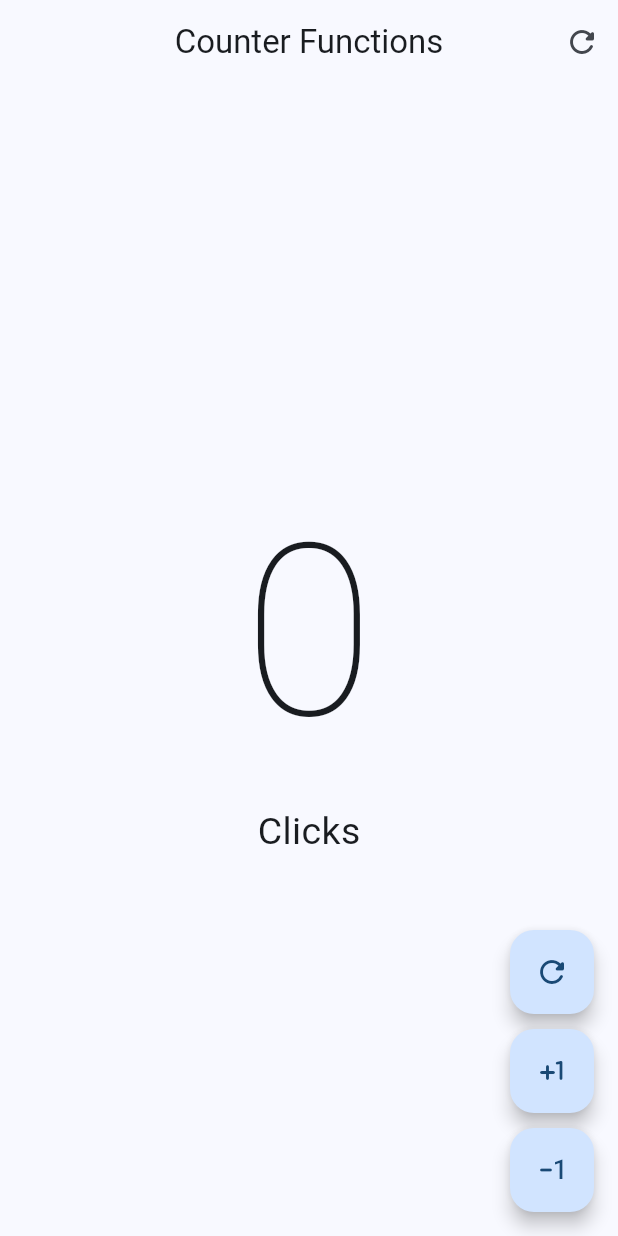
After one commit to R7MM1805/HelloWorldApp, a Flutter app: the screen it shows after launch, on a phone screen of 412 x 824 dp. The commit adds this screen. Run offline on Flutter 3.47's test engine with Material 3 defaults, Android fonts, the phone set to English and light mode, and no system bars.

Commit message:
feat: finalizacion de app contador

```diff
--- a/lib/main.dart
+++ b/lib/main.dart
@@ -1,5 +1,5 @@
 import 'package:flutter/material.dart';
-import 'package:hello_world_app/presentation/screens/counter/counter_screen.dart';
+import 'package:hello_world_app/presentation/screens/counter/counter_functions_screen.dart';
 
 void main(List<String> args) {
   runApp(const MyApp());
@@ -18,7 +18,7 @@ class MyApp extends StatelessWidget {
         useMaterial3: true,
         colorSchemeSeed: Colors.blue,
       ),
-      home: const CounterScreen(),
+      home: const CounterFunctionScreen(),
     );
   }
 }
--- /dev/null
+++ b/lib/presentation/screens/counter/counter_functions_screen.dart
@@ -0,0 +1,109 @@
+import 'package:flutter/material.dart';
+
+class CounterFunctionScreen extends StatefulWidget {
+  const CounterFunctionScreen({super.key});
+
+  @override
+  State<CounterFunctionScreen> createState() => _CounterFunctionScreenState();
+}
+
+class _CounterFunctionScreenState extends State<CounterFunctionScreen> {
+  int counter = 0;
+
+  void addNumber(){
+    setState(() {
+      counter++;
+    });
+  }
+  void restartNumber(){
+    setState(() {
+      counter = 0;
+    });
+  }
+  void minusNumber(){
+    setState(() {
+      if(counter == 0)return;
+      counter--;
+    });
+  }
+
+  @override
+  Widget build(BuildContext context) {
+    return Scaffold(
+      appBar: AppBar(
+        title: const Text('Counter Functions'),
+        actions: [
+          IconButton(
+            icon: const Icon(Icons.refresh_rounded),
+            onPressed: (){
+              setState(() {
+                counter=0;
+              });
+            },
+          ),
+        ],
+        centerTitle: true,
+      ),
+      body: Center(
+        child: Column(
+          mainAxisAlignment: MainAxisAlignment.center,
+          children: [
+            Text(
+              '$counter',
+              style: const TextStyle(
+                fontSize: 160,
+                fontWeight: FontWeight.w100,
+              ),
+            ),
+            Text(
+              (counter == 1) ? "Click" : "Clicks",
+              style: const TextStyle(
+                fontSize: 25,
+              ),
+            ),
+          ],
+        ),
+      ),
+      floatingActionButton: Column(
+        mainAxisAlignment: MainAxisAlignment.end,
+        children: [
+          CustomButton(
+            icon: Icons.refresh_rounded,
+            onPressed: restartNumber,
+          ),
+          const SizedBox(height: 10),
+          CustomButton(
+            icon: Icons.plus_one_rounded,
+            onPressed: addNumber,
+          ),
+          const SizedBox(height: 10),
+          CustomButton(
+              icon: Icons.exposure_minus_1_rounded,
+              onPressed: minusNumber,
+          )
+        ],
+      )
+    );
+  }
+}
+
+class CustomButton extends StatelessWidget {
+  final IconData icon;
+  final VoidCallback? onPressed;
+
+  const CustomButton({
+    super.key,
+    required this.icon,
+    this.onPressed,
+  });
+
+  @override
+  Widget build(BuildContext context) {
+    return FloatingActionButton(
+      enableFeedback: true,
+      elevation: 5,
+      onPressed: onPressed,
+      child: Icon(icon),
+    );
+  }
+}
```
Also changed, not shown: lib/presentation/screens/counter/counter_screen.dart (deleted, +0 -50 lines).
